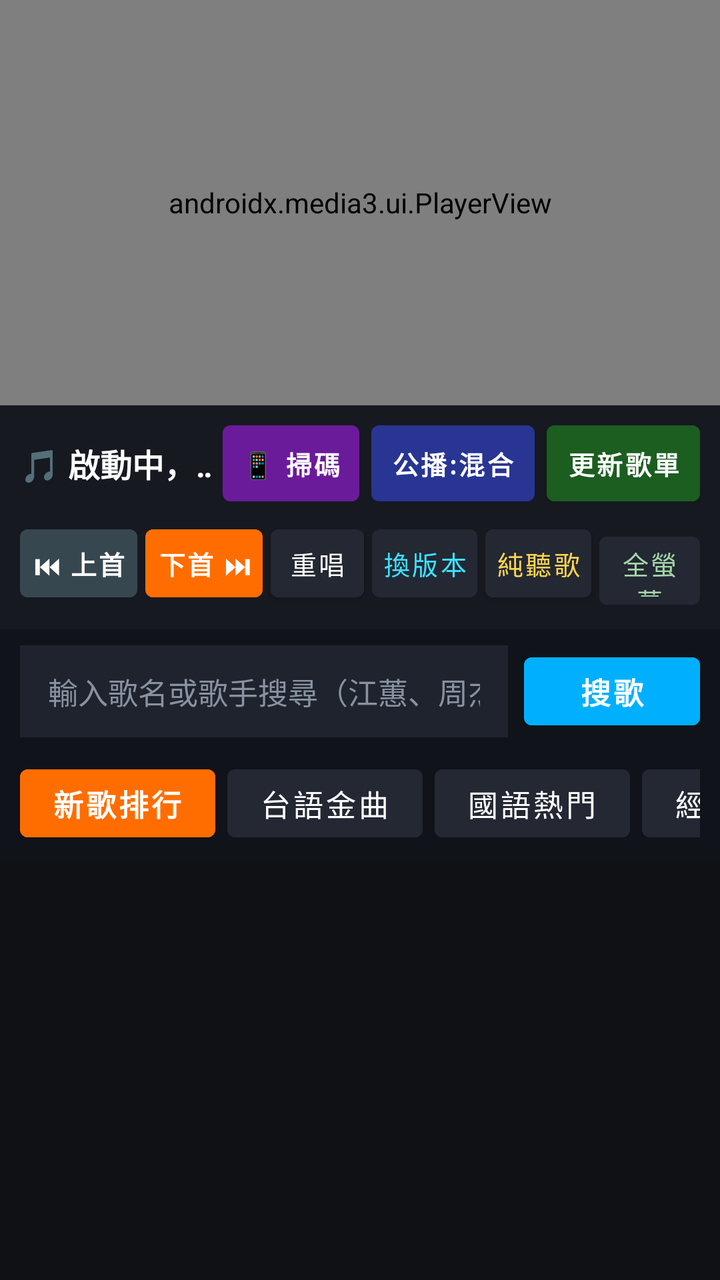
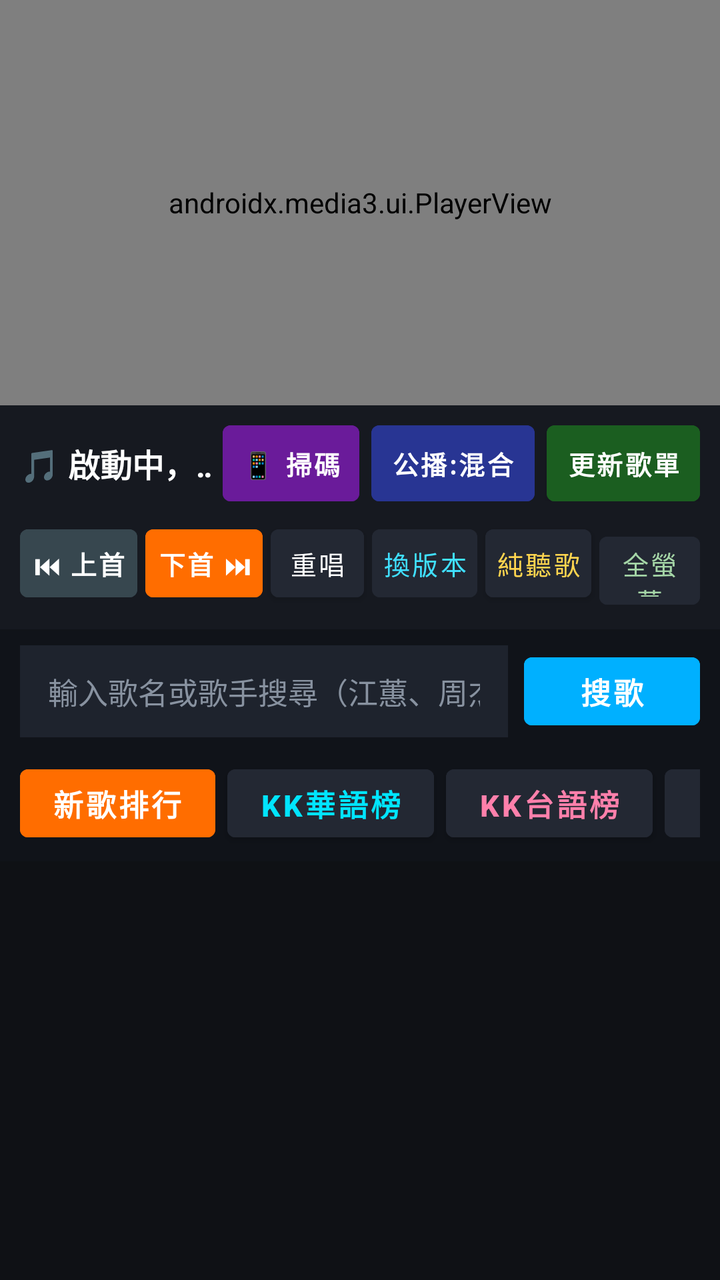

Compare the two renders of this Android layout. The source of the first and the diff that turns it into the second are given below.
<!-- AndroidManifest.xml: application theme Theme.TaiwanCarKTV -->
<!-- res/layout/activity_main.xml -->
<?xml version="1.0" encoding="utf-8"?>
<LinearLayout xmlns:android="http://schemas.android.com/apk/res/android"
    xmlns:app="http://schemas.android.com/apk/res-auto"
    android:layout_width="match_parent"
    android:layout_height="match_parent"
    android:background="#0F1115"
    android:orientation="vertical">

    <LinearLayout
        android:id="@+id/mediaPane"
        android:layout_width="match_parent"
        android:layout_height="wrap_content"
        android:orientation="vertical">

        <androidx.constraintlayout.widget.ConstraintLayout
            android:id="@+id/playerContainer"
            android:layout_width="match_parent"
            android:layout_height="wrap_content"
            android:background="#000000">

            <androidx.media3.ui.PlayerView
                android:id="@+id/playerView"
                android:layout_width="0dp"
                android:layout_height="0dp"
                app:layout_constraintDimensionRatio="16:9"
                app:layout_constraintEnd_toEndOf="parent"
                app:layout_constraintStart_toStartOf="parent"
                app:layout_constraintTop_toTopOf="parent"
                app:resize_mode="fit"
                app:use_controller="true" />

            <TextView
                android:id="@+id/tvQualityBadge"
                android:layout_width="wrap_content"
                android:layout_height="wrap_content"
                android:layout_margin="10dp"
                android:background="#99000000"
                android:paddingHorizontal="8dp"
                android:paddingVertical="3dp"
                android:text="HD"
                android:textColor="#00E676"
                android:textSize="12sp"
                android:textStyle="bold"
                android:visibility="gone"
                app:layout_constraintEnd_toEndOf="@id/playerView"
                app:layout_constraintTop_toTopOf="@id/playerView" />

            <LinearLayout
                android:id="@+id/audioOnlyOverlay"
                android:layout_width="0dp"
                android:layout_height="0dp"
                android:background="#0A0C10"
                android:gravity="center"
                android:orientation="vertical"
                android:padding="16dp"
                android:visibility="gone"
                app:layout_constraintBottom_toBottomOf="@id/playerView"
                app:layout_constraintEnd_toEndOf="@id/playerView"
                app:layout_constraintStart_toStartOf="@id/playerView"
                app:layout_constraintTop_toTopOf="@id/playerView">

                <TextView
                    android:layout_width="wrap_content"
                    android:layout_height="wrap_content"
                    android:text="純聽歌護眼模式"
                    android:textColor="#00B0FF"
                    android:textSize="16sp"
                    android:textStyle="bold" />

                <TextView
                    android:id="@+id/tvAudioOnlyTitle"
                    android:layout_width="wrap_content"
                    android:layout_height="wrap_content"
                    android:layout_marginTop="8dp"
                    android:ellipsize="end"
                    android:maxLines="2"
                    android:text="啟動自動連播中..."
                    android:textAlignment="center"
                    android:textColor="#FFFFFF"
                    android:textSize="22sp"
                    android:textStyle="bold" />
            </LinearLayout>

            <ProgressBar
                android:id="@+id/loadingIndicator"
                android:layout_width="48dp"
                android:layout_height="48dp"
                android:visibility="gone"
                app:layout_constraintBottom_toBottomOf="@id/playerView"
                app:layout_constraintEnd_toEndOf="@id/playerView"
                app:layout_constraintStart_toStartOf="@id/playerView"
                app:layout_constraintTop_toTopOf="@id/playerView" />
        </androidx.constraintlayout.widget.ConstraintLayout>

        <LinearLayout
            android:id="@+id/controlPanel"
            android:layout_width="match_parent"
            android:layout_height="wrap_content"
            android:background="#161920"
            android:gravity="center_vertical"
            android:orientation="vertical"
            android:padding="10dp">

            <LinearLayout
                android:layout_width="match_parent"
                android:layout_height="wrap_content"
                android:gravity="center_vertical"
                android:orientation="horizontal">

                <TextView
                    android:id="@+id/tvNowPlaying"
                    android:layout_width="0dp"
                    android:layout_height="wrap_content"
                    android:layout_weight="1"
                    android:ellipsize="marquee"
                    android:singleLine="true"
                    android:text="🎵 啟動中，即將自動連續播放..."
                    android:textColor="#FFFFFF"
                    android:textSize="16sp"
                    android:textStyle="bold" />

                <com.google.android.material.button.MaterialButton
                    android:id="@+id/btnQrCode"
                    android:layout_width="wrap_content"
                    android:layout_height="38dp"
                    android:layout_marginStart="5dp"
                    android:backgroundTint="#6A1B9A"
                    android:focusable="true"
                    android:insetTop="0dp"
                    android:insetBottom="0dp"
                    android:minWidth="0dp"
                    android:paddingHorizontal="9dp"
                    android:text="📱 掃碼"
                    android:textColor="#FFFFFF"
                    android:textSize="13sp"
                    android:textStyle="bold" />

                <com.google.android.material.button.MaterialButton
                    android:id="@+id/btnAutoPlayMode"
                    android:layout_width="wrap_content"
                    android:layout_height="38dp"
                    android:layout_marginStart="6dp"
                    android:backgroundTint="#283593"
                    android:focusable="true"
                    android:insetTop="0dp"
                    android:insetBottom="0dp"
                    android:minWidth="0dp"
                    android:paddingHorizontal="10dp"
                    android:text="公播:混合"
                    android:textColor="#FFFFFF"
                    android:textSize="13sp"
                    android:textStyle="bold" />

                <com.google.android.material.button.MaterialButton
                    android:id="@+id/btnUpdateCatalog"
                    android:layout_width="wrap_content"
                    android:layout_height="38dp"
                    android:layout_marginStart="6dp"
                    android:backgroundTint="#1B5E20"
                    android:focusable="true"
                    android:insetTop="0dp"
                    android:insetBottom="0dp"
                    android:minWidth="0dp"
                    android:paddingHorizontal="10dp"
                    android:text="更新歌單"
                    android:textColor="#FFFFFF"
                    android:textSize="13sp"
                    android:textStyle="bold" />
            </LinearLayout>

            <LinearLayout
                android:layout_width="match_parent"
                android:layout_height="wrap_content"
                android:layout_marginTop="8dp"
                android:orientation="horizontal">

                <com.google.android.material.button.MaterialButton
                    android:id="@+id/btnPrev"
                    android:layout_width="0dp"
                    android:layout_height="46dp"
                    android:layout_marginEnd="4dp"
                    android:layout_weight="1"
                    android:backgroundTint="#37474F"
                    android:focusable="true"
                    android:paddingHorizontal="4dp"
                    android:text="⏮ 上首"
                    android:textColor="#FFFFFF"
                    android:textSize="13sp"
                    android:textStyle="bold" />

                <com.google.android.material.button.MaterialButton
                    android:id="@+id/btnNext"
                    android:layout_width="0dp"
                    android:layout_height="46dp"
                    android:layout_marginEnd="4dp"
                    android:layout_weight="1"
                    android:backgroundTint="#FF6D00"
                    android:focusable="true"
                    android:paddingHorizontal="4dp"
                    android:text="下首 ⏭"
                    android:textColor="#FFFFFF"
                    android:textSize="13sp"
                    android:textStyle="bold" />

                <com.google.android.material.button.MaterialButton
                    android:id="@+id/btnReplay"
                    android:layout_width="0dp"
                    android:layout_height="46dp"
                    android:layout_marginEnd="4dp"
                    android:layout_weight="0.8"
                    android:backgroundTint="#232833"
                    android:focusable="true"
                    android:paddingHorizontal="4dp"
                    android:text="重唱"
                    android:textColor="#FFFFFF"
                    android:textSize="13sp" />

                <com.google.android.material.button.MaterialButton
                    android:id="@+id/btnSwitchSource"
                    android:layout_width="0dp"
                    android:layout_height="46dp"
                    android:layout_marginEnd="4dp"
                    android:layout_weight="0.9"
                    android:backgroundTint="#232833"
                    android:focusable="true"
                    android:paddingHorizontal="4dp"
                    android:text="換版本"
                    android:textColor="#40E0FF"
                    android:textSize="13sp" />

                <com.google.android.material.button.MaterialButton
                    android:id="@+id/btnAudioOnly"
                    android:layout_width="0dp"
                    android:layout_height="46dp"
                    android:layout_marginEnd="4dp"
                    android:layout_weight="0.9"
                    android:backgroundTint="#232833"
                    android:focusable="true"
                    android:paddingHorizontal="4dp"
                    android:text="純聽歌"
                    android:textColor="#FFD54F"
                    android:textSize="13sp" />

                <com.google.android.material.button.MaterialButton
                    android:id="@+id/btnFullscreen"
                    android:layout_width="0dp"
                    android:layout_height="46dp"
                    android:layout_weight="0.85"
                    android:backgroundTint="#232833"
                    android:focusable="true"
                    android:paddingHorizontal="4dp"
                    android:text="全螢幕"
                    android:textColor="#A5D6A7"
                    android:textSize="13sp" />
            </LinearLayout>
        </LinearLayout>

    </LinearLayout>

    <LinearLayout
        android:id="@+id/catalogPanel"
        android:layout_width="match_parent"
        android:layout_height="0dp"
        android:layout_weight="1"
        android:orientation="vertical">

        <LinearLayout
            android:layout_width="match_parent"
            android:layout_height="wrap_content"
            android:background="#101319"
            android:gravity="center_vertical"
            android:orientation="horizontal"
            android:paddingHorizontal="10dp"
            android:paddingTop="8dp"
            android:paddingBottom="4dp">

            <EditText
                android:id="@+id/etSearch"
                android:layout_width="0dp"
                android:layout_height="46dp"
                android:layout_weight="1"
                android:background="#1E232D"
                android:hint="輸入歌名或歌手搜尋（江蕙、周杰倫、伍佰）"
                android:imeOptions="actionSearch"
                android:inputType="text"
                android:paddingHorizontal="14dp"
                android:singleLine="true"
                android:textColor="#FFFFFF"
                android:textColorHint="#8892A0"
                android:textSize="15sp" />

            <com.google.android.material.button.MaterialButton
                android:id="@+id/btnSearch"
                android:layout_width="wrap_content"
                android:layout_height="46dp"
                android:layout_marginStart="8dp"
                android:backgroundTint="#00B0FF"
                android:focusable="true"
                android:text="搜歌"
                android:textColor="#FFFFFF"
                android:textSize="15sp"
                android:textStyle="bold" />
        </LinearLayout>

        <HorizontalScrollView
            android:layout_width="match_parent"
            android:layout_height="wrap_content"
            android:background="#101319"
            android:paddingHorizontal="10dp"
            android:paddingVertical="6dp"
            android:scrollbars="none">

            <LinearLayout
                android:layout_width="wrap_content"
                android:layout_height="wrap_content"
                android:orientation="horizontal">

                <com.google.android.material.button.MaterialButton
                    android:id="@+id/tabHot"
                    android:layout_width="wrap_content"
                    android:layout_height="46dp"
                    android:layout_marginEnd="6dp"
                    android:backgroundTint="#FF6D00"
                    android:focusable="true"
                    android:text="新歌排行"
                    android:textColor="#FFFFFF"
                    android:textSize="15sp"
                    android:textStyle="bold" />

                <com.google.android.material.button.MaterialButton
                    android:id="@+id/tabTaiwanese"
                    android:layout_width="wrap_content"
                    android:layout_height="46dp"
                    android:layout_marginEnd="6dp"
                    android:backgroundTint="#232833"
                    android:focusable="true"
                    android:text="台語金曲"
                    android:textColor="#FFFFFF"
                    android:textSize="15sp" />

                <com.google.android.material.button.MaterialButton
                    android:id="@+id/tabMandarin"
                    android:layout_width="wrap_content"
                    android:layout_height="46dp"
                    android:layout_marginEnd="6dp"
                    android:backgroundTint="#232833"
                    android:focusable="true"
                    android:text="國語熱門"
                    android:textColor="#FFFFFF"
                    android:textSize="15sp" />

                <com.google.android.material.button.MaterialButton
                    android:id="@+id/tabClassics"
                    android:layout_width="wrap_content"
                    android:layout_height="46dp"
                    android:layout_marginEnd="6dp"
                    android:backgroundTint="#232833"
                    android:focusable="true"
                    android:text="經典對唱"
                    android:textColor="#FFFFFF"
                    android:textSize="15sp" />

                <com.google.android.material.button.MaterialButton
                    android:id="@+id/tabSingers"
                    android:layout_width="wrap_content"
                    android:layout_height="46dp"
                    android:layout_marginEnd="6dp"
                    android:backgroundTint="#232833"
                    android:focusable="true"
                    android:text="歌星點歌"
                    android:textColor="#40E0FF"
                    android:textSize="15sp"
                    android:textStyle="bold" />

                <com.google.android.material.button.MaterialButton
                    android:id="@+id/tabWordCount"
                    android:layout_width="wrap_content"
                    android:layout_height="46dp"
                    android:layout_marginEnd="6dp"
                    android:backgroundTint="#232833"
                    android:focusable="true"
                    android:text="字數分類"
                    android:textColor="#A5D6A7"
                    android:textSize="15sp"
                    android:textStyle="bold" />

                <com.google.android.material.button.MaterialButton
                    android:id="@+id/tabQueue"
                    android:layout_width="wrap_content"
                    android:layout_height="46dp"
                    android:backgroundTint="#232833"
                    android:focusable="true"
                    android:text="已點 (0)"
                    android:textColor="#FFD54F"
                    android:textSize="15sp"
                    android:textStyle="bold" />
            </LinearLayout>
        </HorizontalScrollView>

        <HorizontalScrollView
            android:id="@+id/wordCountBar"
            android:layout_width="match_parent"
            android:layout_height="wrap_content"
            android:background="#151922"
            android:paddingHorizontal="10dp"
            android:paddingVertical="6dp"
            android:scrollbars="none"
            android:visibility="gone">

            <LinearLayout
                android:layout_width="wrap_content"
                android:layout_height="wrap_content"
                android:orientation="horizontal">

                <com.google.android.material.button.MaterialButton
                    android:id="@+id/btnWcAll"
                    android:layout_width="wrap_content"
                    android:layout_height="42dp"
                    android:layout_marginEnd="6dp"
                    android:backgroundTint="#00B0FF"
                    android:focusable="true"
                    android:text="全部"
                    android:textColor="#FFFFFF"
                    android:textSize="14sp" />

                <com.google.android.material.button.MaterialButton
                    android:id="@+id/btnWc1"
                    android:layout_width="wrap_content"
                    android:layout_height="42dp"
                    android:layout_marginEnd="6dp"
                    android:backgroundTint="#252B37"
                    android:focusable="true"
                    android:text="1字"
                    android:textColor="#FFFFFF"
                    android:textSize="14sp" />

                <com.google.android.material.button.MaterialButton
                    android:id="@+id/btnWc2"
                    android:layout_width="wrap_content"
                    android:layout_height="42dp"
                    android:layout_marginEnd="6dp"
                    android:backgroundTint="#252B37"
                    android:focusable="true"
                    android:text="2字"
                    android:textColor="#FFFFFF"
                    android:textSize="14sp" />

                <com.google.android.material.button.MaterialButton
                    android:id="@+id/btnWc3"
                    android:layout_width="wrap_content"
                    android:layout_height="42dp"
                    android:layout_marginEnd="6dp"
                    android:backgroundTint="#252B37"
                    android:focusable="true"
                    android:text="3字"
                    android:textColor="#FFFFFF"
                    android:textSize="14sp" />

                <com.google.android.material.button.MaterialButton
                    android:id="@+id/btnWc4"
                    android:layout_width="wrap_content"
                    android:layout_height="42dp"
                    android:layout_marginEnd="6dp"
                    android:backgroundTint="#252B37"
                    android:focusable="true"
                    android:text="4字"
                    android:textColor="#FFFFFF"
                    android:textSize="14sp" />

                <com.google.android.material.button.MaterialButton
                    android:id="@+id/btnWc5"
                    android:layout_width="wrap_content"
                    android:layout_height="42dp"
                    android:layout_marginEnd="6dp"
                    android:backgroundTint="#252B37"
                    android:focusable="true"
                    android:text="5字"
                    android:textColor="#FFFFFF"
                    android:textSize="14sp" />

                <com.google.android.material.button.MaterialButton
                    android:id="@+id/btnWc6Plus"
                    android:layout_width="wrap_content"
                    android:layout_height="42dp"
                    android:backgroundTint="#252B37"
                    android:focusable="true"
                    android:text="6字以上"
                    android:textColor="#FFFFFF"
                    android:textSize="14sp" />
            </LinearLayout>
        </HorizontalScrollView>

        <LinearLayout
            android:id="@+id/singerHeaderBar"
            android:layout_width="match_parent"
            android:layout_height="wrap_content"
            android:background="#151922"
            android:gravity="center_vertical"
            android:orientation="horizontal"
            android:paddingHorizontal="10dp"
            android:paddingVertical="6dp"
            android:visibility="gone">

            <com.google.android.material.button.MaterialButton
                android:id="@+id/btnBackToSingers"
                android:layout_width="wrap_content"
                android:layout_height="42dp"
                android:backgroundTint="#2B3240"
                android:focusable="true"
                android:text="← 返回歌星列表"
                android:textColor="#FFFFFF"
                android:textSize="14sp" />

            <TextView
                android:id="@+id/tvSelectedSinger"
                android:layout_width="0dp"
                android:layout_height="wrap_content"
                android:layout_marginStart="12dp"
                android:layout_weight="1"
                android:text="歌星名稱"
                android:textColor="#40E0FF"
                android:textSize="17sp"
                android:textStyle="bold" />
        </LinearLayout>

        <FrameLayout
            android:layout_width="match_parent"
            android:layout_height="0dp"
            android:layout_weight="1">

            <androidx.recyclerview.widget.RecyclerView
                android:id="@+id/rvCatalog"
                android:layout_width="match_parent"
                android:layout_height="match_parent"
                android:background="#0F1115"
                android:clipToPadding="false"
                android:padding="10dp" />

            <androidx.recyclerview.widget.RecyclerView
                android:id="@+id/rvSingers"
                android:layout_width="match_parent"
                android:layout_height="match_parent"
                android:background="#0F1115"
                android:clipToPadding="false"
                android:padding="10dp"
                android:visibility="gone" />

            <androidx.recyclerview.widget.RecyclerView
                android:id="@+id/rvQueue"
                android:layout_width="match_parent"
                android:layout_height="match_parent"
                android:background="#0F1115"
                android:clipToPadding="false"
                android:padding="10dp"
                android:visibility="gone" />

            <LinearLayout
                android:id="@+id/listLoadingOverlay"
                android:layout_width="match_parent"
                android:layout_height="match_parent"
                android:background="#AA0F1115"
                android:gravity="center"
                android:orientation="vertical"
                android:visibility="gone">

                <ProgressBar
                    android:layout_width="42dp"
                    android:layout_height="42dp" />

                <TextView
                    android:id="@+id/tvListLoadingMsg"
                    android:layout_width="wrap_content"
                    android:layout_height="wrap_content"
                    android:layout_marginTop="10dp"
                    android:text="正在載入歌單..."
                    android:textColor="#FFFFFF"
                    android:textSize="16sp" />
            </LinearLayout>
        </FrameLayout>

    </LinearLayout>
</LinearLayout>
<!-- resources referenced by this layout -->
<resources>
  <style name="Theme.TaiwanCarKTV" parent="Theme.MaterialComponents.DayNight.NoActionBar">
          <item name="colorPrimary">#FF6D00</item>
          <item name="colorPrimaryVariant">#E65100</item>
          <item name="colorOnPrimary">#FFFFFF</item>
          <item name="colorSecondary">#00B0FF</item>
          <item name="android:windowBackground">#0F1115</item>
          <item name="android:statusBarColor">#0F1115</item>
          <item name="android:navigationBarColor">#0F1115</item>
      </style>
</resources>

<!-- the commit's change to res/layout/activity_main.xml (unified diff, before → after) -->
@@ -328,6 +328,30 @@
                     android:textStyle="bold" />
 
                 <com.google.android.material.button.MaterialButton
+                    android:id="@+id/tabKkZh"
+                    android:layout_width="wrap_content"
+                    android:layout_height="46dp"
+                    android:layout_marginEnd="6dp"
+                    android:backgroundTint="#232833"
+                    android:focusable="true"
+                    android:text="KK華語榜"
+                    android:textColor="#00E5FF"
+                    android:textSize="15sp"
+                    android:textStyle="bold" />
+
+                <com.google.android.material.button.MaterialButton
+                    android:id="@+id/tabKkTw"
+                    android:layout_width="wrap_content"
+                    android:layout_height="46dp"
+                    android:layout_marginEnd="6dp"
+                    android:backgroundTint="#232833"
+                    android:focusable="true"
+                    android:text="KK台語榜"
+                    android:textColor="#FF80AB"
+                    android:textSize="15sp"
+                    android:textStyle="bold" />
+
+                <com.google.android.material.button.MaterialButton
                     android:id="@+id/tabTaiwanese"
                     android:layout_width="wrap_content"
                     android:layout_height="46dp"
@@ -396,6 +420,43 @@
                     android:textStyle="bold" />
             </LinearLayout>
         </HorizontalScrollView>
+
+        <LinearLayout
+            android:id="@+id/kkboxSubBar"
+            android:layout_width="match_parent"
+            android:layout_height="wrap_content"
+            android:background="#151922"
+            android:gravity="center_vertical"
+            android:orientation="horizontal"
+            android:paddingHorizontal="10dp"
+            android:paddingVertical="6dp"
+            android:visibility="gone">
+
+            <com.google.android.material.button.MaterialButton
+                android:id="@+id/btnKkSongDaily"
+                android:layout_width="0dp"
+                android:layout_height="42dp"
+                android:layout_marginEnd="8dp"
+                android:layout_weight="1"
+                android:backgroundTint="#00B0FF"
+                android:focusable="true"
+                android:text="🔥 單曲日榜 Top 50"
+                android:textColor="#FFFFFF"
+                android:textSize="14sp"
+                android:textStyle="bold" />
+
+            <com.google.android.material.button.MaterialButton
+                android:id="@+id/btnKkNewDaily"
+                android:layout_width="0dp"
+                android:layout_height="42dp"
+                android:layout_weight="1"
+                android:backgroundTint="#252B37"
+                android:focusable="true"
+                android:text="✨ 新歌日榜 Top 50"
+                android:textColor="#FFFFFF"
+                android:textSize="14sp"
+                android:textStyle="bold" />
+        </LinearLayout>
 
         <HorizontalScrollView
             android:id="@+id/wordCountBar"
